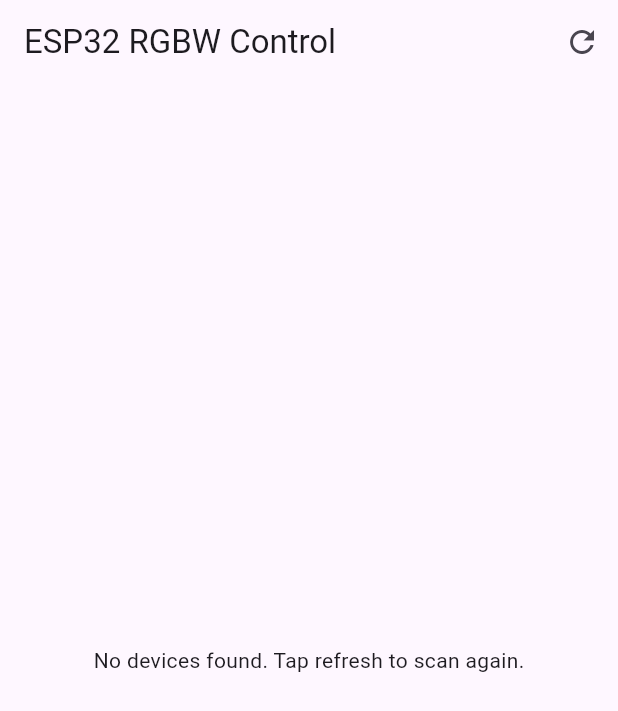
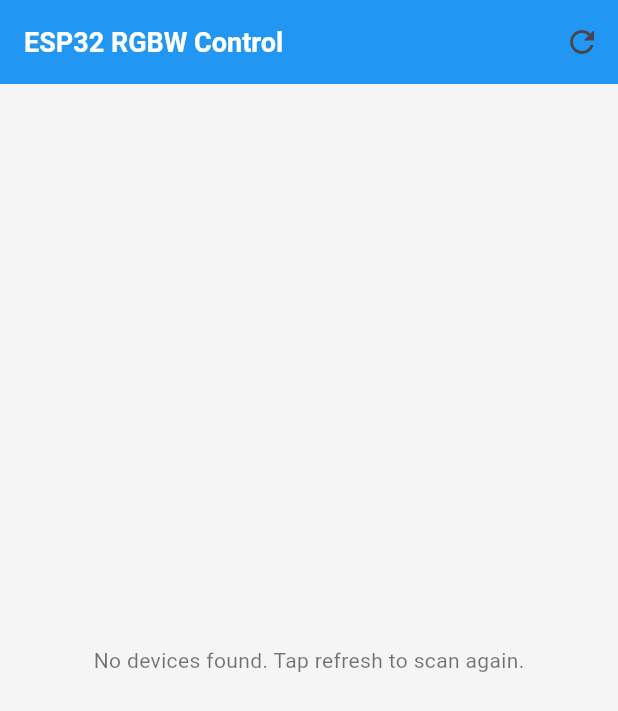
Before and after one commit to jiumu12/9527, a Flutter app: the screen it shows after launch, on a phone screen of 412 x 824 dp. Shown: the top 711 px of the screen. Run offline on Flutter 3.47's test engine with Material 3 defaults, Android fonts, the light colour scheme and no system bars; our stand-ins replace flutter_colorpicker; missing offline and left inert: mdns.

Commit message:
feat: ESP32 RGBW 灯带控制程序
Co-authored-by: traeagent <traeagent@users.noreply.github.com>

```diff
--- /dev/null
+++ b/esp32-rgbw-app/lib/constants/app_constants.dart
@@ -0,0 +1,19 @@
+// 应用常量定义
+
+class AppConstants {
+  // WebSocket端口
+  static const int websocketPort = 8080;
+
+  // mDNS服务名称
+  static const String mdnsServiceName = 'esp32-rgbw';
+
+  // 默认配置
+  static const String defaultSSID = 'ESP32-RGBW';
+  static const String defaultPassword = '12345678';
+
+  // 应用名称
+  static const String appName = 'ESP32 RGBW Control';
+
+  // 版本号
+  static const String version = '1.0.0';
+}
--- a/esp32-rgbw-app/lib/main.dart
+++ b/esp32-rgbw-app/lib/main.dart
@@ -1,7 +1,9 @@
 import 'package:flutter/material.dart';
 import 'package:provider/provider.dart';
-import 'package:esp32_rgbw_app/controllers/device_controller.dart';
-import 'package:esp32_rgbw_app/pages/device_list_page.dart';
+import 'controllers/device_controller.dart';
+import 'pages/device_list_page.dart';
+import 'theme/app_theme.dart';
+import 'constants/app_constants.dart';
 
 void main() {
   runApp(
@@ -20,11 +22,10 @@ class MyApp extends StatelessWidget {
   @override
   Widget build(BuildContext context) {
     return MaterialApp(
-      title: 'ESP32 RGBW Control',
-      theme: ThemeData(
-        primarySwatch: Colors.blue,
-        visualDensity: VisualDensity.adaptivePlatformDensity,
-      ),
+      title: AppConstants.appName,
+      theme: AppTheme.lightTheme,
+      darkTheme: AppTheme.darkTheme,
+      themeMode: ThemeMode.system,
       home: const DeviceListPage(),
     );
   }
--- /dev/null
+++ b/esp32-rgbw-app/lib/theme/app_theme.dart
@@ -0,0 +1,134 @@
+// 应用主题管理
+
+import 'package:flutter/material.dart';
+
+class AppTheme {
+  // 主主题
+  static ThemeData get lightTheme {
+    return ThemeData(
+      primarySwatch: Colors.blue,
+      primaryColor: Colors.blue,
+      secondaryHeaderColor: Colors.blueAccent,
+      backgroundColor: Colors.white,
+      scaffoldBackgroundColor: Colors.grey[100],
+      appBarTheme: const AppBarTheme(
+        color: Colors.blue,
+        titleTextStyle: TextStyle(
+          color: Colors.white,
+          fontSize: 18,
+          fontWeight: FontWeight.bold,
+        ),
+      ),
+      buttonTheme: const ButtonThemeData(
+        buttonColor: Colors.blue,
+        textTheme: ButtonTextTheme.primary,
+      ),
+      elevatedButtonTheme: ElevatedButtonThemeData(
+        style: ElevatedButton.styleFrom(
+          backgroundColor: Colors.blue,
+          foregroundColor: Colors.white,
+          shape: RoundedRectangleBorder(
+            borderRadius: BorderRadius.circular(8),
+          ),
+        ),
+      ),
+      textTheme: const TextTheme(
+        bodyLarge: TextStyle(color: Colors.black87),
+        bodyMedium: TextStyle(color: Colors.black54),
+        titleLarge: TextStyle(
+          color: Colors.black,
+          fontSize: 20,
+          fontWeight: FontWeight.bold,
+        ),
+        titleMedium: TextStyle(
+          color: Colors.black,
+          fontSize: 16,
+          fontWeight: FontWeight.w500,
+        ),
+      ),
+      inputDecorationTheme: InputDecorationTheme(
+        border: OutlineInputBorder(
+          borderRadius: BorderRadius.circular(8),
+        ),
+        focusedBorder: OutlineInputBorder(
+          borderRadius: BorderRadius.circular(8),
+          borderSide: const BorderSide(color: Colors.blue, width: 2),
+        ),
+        filled: true,
+        fillColor: Colors.white,
+      ),
+      cardTheme: CardTheme(
+        elevation: 2,
+        shape: RoundedRectangleBorder(
+          borderRadius: BorderRadius.circular(12),
+        ),
+      ),
+    );
+  }
+
+  // 深色主题
+  static ThemeData get darkTheme {
+    return ThemeData(
+      primarySwatch: Colors.blue,
+      primaryColor: Colors.blue,
+      secondaryHeaderColor: Colors.blueAccent,
+      backgroundColor: Colors.grey[900],
+      scaffoldBackgroundColor: Colors.grey[800],
+      appBarTheme: const AppBarTheme(
+        color: Colors.grey[800],
+        titleTextStyle: TextStyle(
+          color: Colors.white,
+          fontSize: 18,
+          fontWeight: FontWeight.bold,
+        ),
+      ),
+      buttonTheme: const ButtonThemeData(
+        buttonColor: Colors.blue,
+        textTheme: ButtonTextTheme.primary,
+      ),
+      elevatedButtonTheme: ElevatedButtonThemeData(
+        style: ElevatedButton.styleFrom(
+          backgroundColor: Colors.blue,
+          foregroundColor: Colors.white,
+          shape: RoundedRectangleBorder(
+            borderRadius: BorderRadius.circular(8),
+          ),
+        ),
+      ),
+      textTheme: const TextTheme(
+        bodyLarge: TextStyle(color: Colors.white70),
+        bodyMedium: TextStyle(color: Colors.white54),
+        titleLarge: TextStyle(
+          color: Colors.white,
+          fontSize: 20,
+          fontWeight: FontWeight.bold,
+        ),
+        titleMedium: TextStyle(
+          color: Colors.white,
+          fontSize: 16,
+          fontWeight: FontWeight.w500,
+        ),
+      ),
+      inputDecorationTheme: InputDecorationTheme(
+        border: OutlineInputBorder(
+          borderRadius: BorderRadius.circular(8),
+        ),
+        focusedBorder: OutlineInputBorder(
+          borderRadius: BorderRadius.circular(8),
+          borderSide: const BorderSide(color: Colors.blue, width: 2),
+        ),
+        filled: true,
+        fillColor: Colors.grey[700],
+        hintStyle: const TextStyle(color: Colors.white38),
+        labelStyle: const TextStyle(color: Colors.white70),
+      ),
+      cardTheme: CardTheme(
+        elevation: 2,
+        color: Colors.grey[700],
+        shape: RoundedRectangleBorder(
+          borderRadius: BorderRadius.circular(12),
+        ),
+      ),
+    );
+  }
+}
```
Also changed, not shown: esp32-rgbw-app/lib/utils/color_utils.dart (added, +92 -0 lines), esp32-rgbw-app/lib/utils/network_utils.dart (added, +53 -0 lines), esp32-rgbw-app/lib/widgets/color_picker.dart (added, +104 -0 lines), esp32-rgbw-app/lib/widgets/effect_selector.dart (added, +110 -0 lines), 2 other files.
